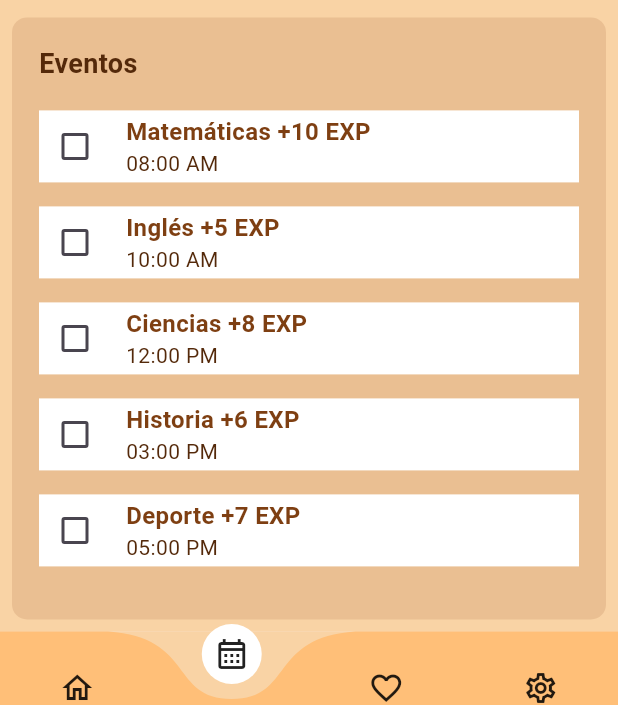
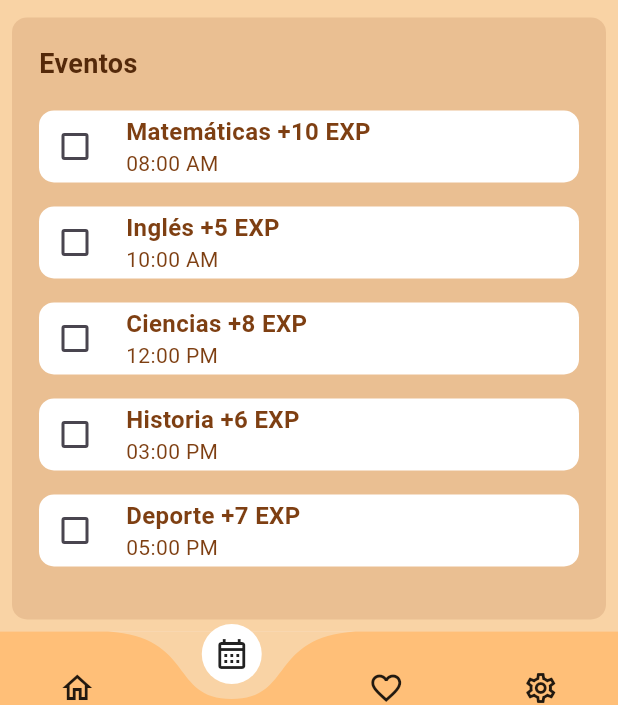
Before and after one commit to tobias-tj/TekkoApp, a Flutter app: the CalendarScreen screen opened by its route, on a phone screen of 412 x 824 dp. Shown: the part 492-1197 px from the top of the screen. Run offline on Flutter 3.47's test engine with Material 3 defaults, Android fonts, the phone set to English and light mode, and no system bars; drawn by our look-alikes of curved_navigation_bar; our stand-ins replace audioplayers, go_router, lottie, shared_preferences, vibration; missing offline and left inert: flame; accounts and stored records are empty.

Commit message:
Se ajusta pantalla de agenda y settings

```diff
--- a/lib/components/agend_list.dart
+++ b/lib/components/agend_list.dart
@@ -58,7 +58,12 @@ class _AgendListState extends State<AgendList> {
                       return Padding(
                         padding: const EdgeInsets.symmetric(vertical: 8),
                         child: Container(
-                          color: AppColors.textColor,
+                          decoration: BoxDecoration(
+                            color: task["done"]
+                                ? AppColors.chocolateNewDark
+                                : AppColors.textColor,
+                            borderRadius: BorderRadius.circular(10),
+                          ),
                           child: Row(
                             children: [
                               // CheckBox para completar la tarea
@@ -66,6 +71,7 @@ class _AgendListState extends State<AgendList> {
                                 value: task["done"],
                                 activeColor: AppColors.chocolateDark,
                                 onChanged: (value) => toggleTask(index),
+                                checkColor: AppColors.cardMaskSoft,
                               ),
                               const SizedBox(width: 10),
                               // Información de la tarea
@@ -79,7 +85,7 @@ class _AgendListState extends State<AgendList> {
                                         fontSize: 16,
                                         fontWeight: FontWeight.w600,
                                         color: task["done"]
-                                            ? Colors.grey
+                                            ? AppColors.cardMaskSoft
                                             : AppColors.chocolateDark,
                                         decoration: task["done"]
                                             ? TextDecoration.lineThrough
@@ -90,7 +96,9 @@ class _AgendListState extends State<AgendList> {
                                       task["time"],
                                       style: TextStyle(
                                         fontSize: 14,
-                                        color: AppColors.chocolateNewDark,
+                                        color: task["done"]
+                                            ? AppColors.cardMaskSoft
+                                            : AppColors.chocolateDark,
                                       ),
                                     ),
                                   ],
--- a/lib/screens/favorites/item_word_card.dart
+++ b/lib/screens/favorites/item_word_card.dart
@@ -1,5 +1,4 @@
 import 'package:flutter/material.dart';
-import 'package:tekko/app.dart';
 import 'package:tekko/data/list_item_word.dart';
 import 'package:tekko/styles/app_colors.dart';
 
@@ -45,11 +44,11 @@ class ItemWordCard extends StatelessWidget {
                       item.title,
                       style: const TextStyle(
                         color: Colors.white,
-                        fontSize: 16,
+                        fontSize: 14,
                         fontWeight: FontWeight.bold,
                       ),
                     ),
-                    const SizedBox(width: 8.0),
+                    const SizedBox(width: 1.0),
                     Image.asset(
                       'assets/images/iconSound.png',
                       width: 20,
```
Also changed, not shown: lib/screens/settings/setting_screen.dart (+9 -5 lines).
